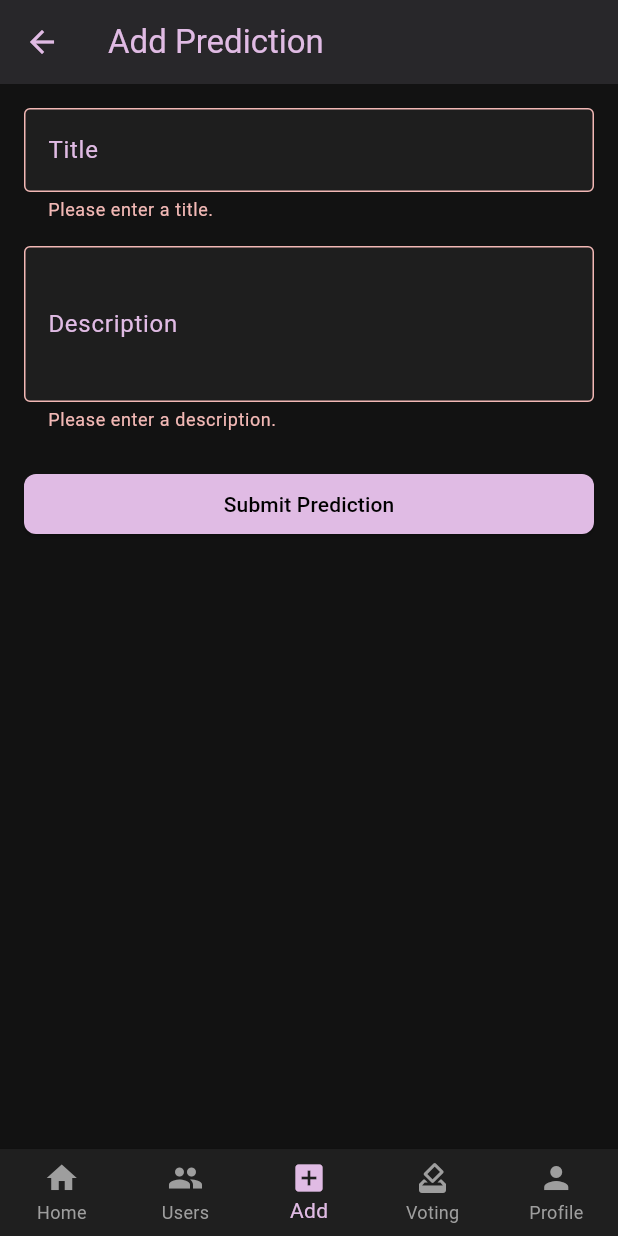
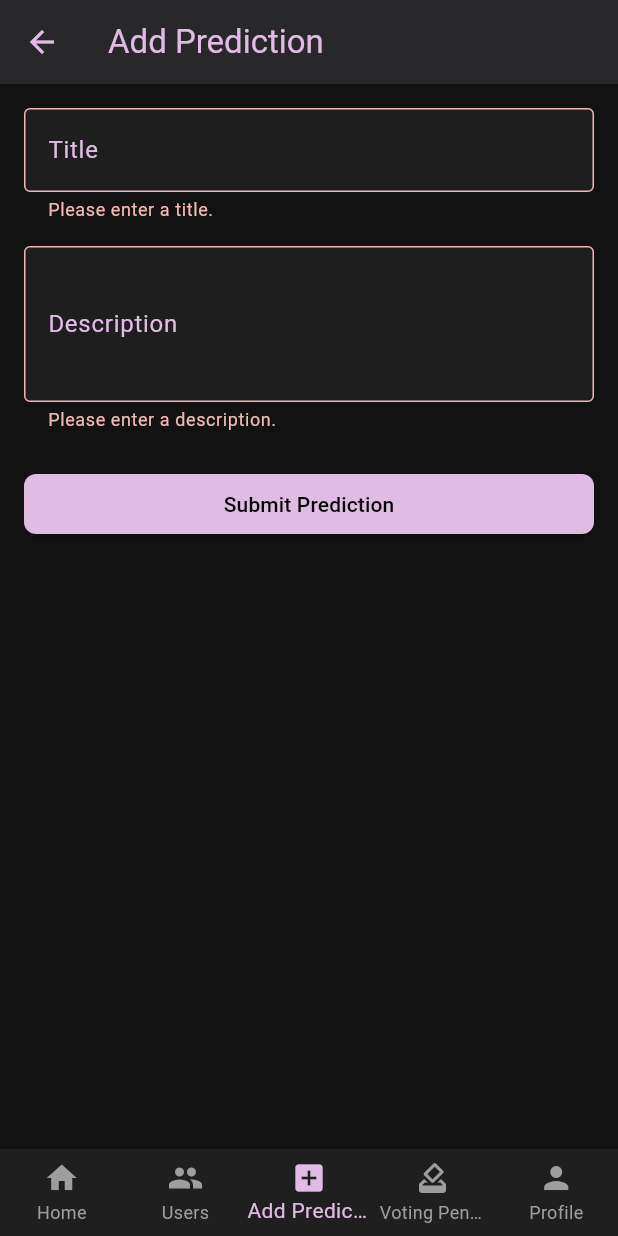
Before and after one commit to mburakaltun/guess_buddy_app, a Flutter app: the DashboardScreen screen opened by its route, item 3 of the bottom bar chosen, after a tap on "Submit Prediction", on a phone screen of 412 x 824 dp. Run offline on Flutter 3.47's test engine with Material 3 defaults, Android fonts, the phone set to English and light mode, and no system bars; our stand-ins replace flutter_dotenv, shared_preferences; accounts and stored records are empty; generated files the repository leaves out were written again; network calls fail.

Commit message:
Refactor: Implement localization for user interface text

```diff
--- /dev/null
+++ b/l10n.yaml
@@ -0,0 +1,3 @@
+arb-dir: lib/l10n
+template-arb-file: app_en.arb
+output-localization-file: app_localizations.dart
--- /dev/null
+++ b/lib/common/extension/localization_extension.dart
@@ -0,0 +1,6 @@
+import 'package:flutter/material.dart';
+import 'package:flutter_gen/gen_l10n/app_localizations.dart';
+
+extension AppLocalizationExtension on BuildContext {
+  AppLocalizations get message => AppLocalizations.of(this)!;
+}
--- a/lib/common/model/exception/api_exception.dart
+++ b/lib/common/model/exception/api_exception.dart
@@ -1,9 +1,9 @@
 class ApiException implements Exception {
-  final String message;
-  final int code;
+  final String errorCode;
+  final String errorMessage;
 
-  ApiException({required this.message, required this.code});
+  ApiException({required this.errorMessage, required this.errorCode});
 
   @override
-  String toString() => 'ApiException($code): $message';
+  String toString() => 'ApiException($errorCode): $errorMessage';
 }
--- a/lib/common/screen/dashboard_screen.dart
+++ b/lib/common/screen/dashboard_screen.dart
@@ -1,4 +1,5 @@
 import 'package:flutter/material.dart';
+import 'package:guess_buddy_app/common/extension/localization_extension.dart';
 import 'package:guess_buddy_app/common/screen/users_screen.dart';
 import '../../prediction/screen/prediction_feed_screen.dart';
 import '../../prediction/screen/add_prediction_screen.dart';
@@ -15,21 +16,7 @@ class DashboardScreen extends StatefulWidget {
 class _DashboardScreenState extends State<DashboardScreen> {
   int _selectedIndex = 0;
 
-  final List<Widget> _screens = const [
-    PredictionFeedScreen(),
-    UsersScreen(),
-    AddPredictionScreen(),
-    VotingPendingScreen(),
-    ProfileScreen(),
-  ];
-
-  final List<String> _titles = [
-    'Home',
-    'Users',
-    'Add Prediction',
-    'Voting Pending',
-    'Profile',
-  ];
+  final List<Widget> _screens = const [PredictionFeedScreen(), UsersScreen(), AddPredictionScreen(), VotingPendingScreen(), ProfileScreen()];
 
   void _onItemTapped(int index) {
     setState(() {
@@ -37,23 +24,31 @@ class _DashboardScreenState extends State<DashboardScreen> {
     });
   }
 
-  final List<BottomNavigationBarItem> _navItems = const [
-    BottomNavigationBarItem(icon: Icon(Icons.home), label: 'Home'),
-    BottomNavigationBarItem(icon: Icon(Icons.group), label: 'Users'),
-    BottomNavigationBarItem(icon: Icon(Icons.add_box), label: 'Add'),
-    BottomNavigationBarItem(icon: Icon(Icons.how_to_vote), label: 'Voting'),
-    BottomNavigationBarItem(icon: Icon(Icons.person), label: 'Profile'),
-  ];
-
   @override
   Widget build(BuildContext context) {
+    final titles = [
+      context.message.dashboardHome,
+      context.message.dashboardUsers,
+      context.message.dashboardAddPrediction,
+      context.message.dashboardVotingPending,
+      context.message.dashboardProfile,
+    ];
+
+    final navItems = [
+      BottomNavigationBarItem(icon: const Icon(Icons.home), label: context.message.dashboardHome),
+      BottomNavigationBarItem(icon: const Icon(Icons.group), label: context.message.dashboardUsers),
+      BottomNavigationBarItem(icon: const Icon(Icons.add_box), label: context.message.dashboardAddPrediction),
+      BottomNavigationBarItem(icon: const Icon(Icons.how_to_vote), label: context.message.dashboardVotingPending),
+      BottomNavigationBarItem(icon: const Icon(Icons.person), label: context.message.dashboardProfile),
+    ];
+
     return Scaffold(
-      appBar: AppBar(title: Text(_titles[_selectedIndex])),
+      appBar: AppBar(title: Text(titles[_selectedIndex])),
       body: _screens[_selectedIndex],
       bottomNavigationBar: BottomNavigationBar(
         currentIndex: _selectedIndex,
         onTap: _onItemTapped,
-        items: _navItems,
+        items: navItems,
         selectedItemColor: Theme.of(context).primaryColor,
         unselectedItemColor: Colors.grey,
         type: BottomNavigationBarType.fixed,
--- a/lib/common/service/api_service.dart
+++ b/lib/common/service/api_service.dart
@@ -10,8 +10,6 @@ class ApiService {
 
   Future<Map<String, dynamic>?> post({required String endpoint, required Map<String, dynamic> body}) async {
     final uri = Uri.parse('$baseUrl$endpoint');
-    print('[ApiService] POST $uri');
-    print('[ApiService] Request body: ${jsonEncode(body)}');
 
     try {
       final prefs = await SharedPreferences.getInstance();
@@ -22,11 +20,8 @@ class ApiService {
         if (token != null) 'Authorization': 'Bearer $token',
         if (userId != null) 'X-User-Id': userId
       };
-      print('[ApiService] Request headers: $headers');
 
       final response = await http.post(uri, headers: headers, body: jsonEncode(body));
-      print('[ApiService] Response status: ${response.statusCode}');
-      print('[ApiService] Response body: ${response.body}');
 
       Map<String, dynamic>? decoded;
       try {
@@ -36,24 +31,21 @@ class ApiService {
         decoded = null;
       }
 
-      String errorMessage = decoded?['errorMessage'] ?? 'An error occurred.';
-      int errorCode = decoded?['errorCode'] ?? response.statusCode;
-
       if (response.statusCode >= 200 && response.statusCode < 300) {
         return decoded?['data'] ?? decoded;
       } else {
-        throw ApiException(message: errorMessage, code: errorCode);
+        String errorMessage = decoded?['errorMessage'] ?? 'An error occurred.';
+        String errorCode = decoded?['errorCode'] ?? response.statusCode;
+        throw ApiException(errorCode: errorCode, errorMessage: errorMessage);
       }
     } catch (e) {
-      print('[ApiService] Exception: $e');
       if (e is ApiException) rethrow;
-      throw ApiException(message: 'Unexpected error', code: -1);
+      throw ApiException(errorCode: '-1', errorMessage: 'Unexpected error');
     }
   }
 
   Future<Map<String, dynamic>?> get({required String endpoint, Map<String, dynamic>? params}) async {
     final uri = Uri.parse('$baseUrl$endpoint').replace(queryParameters: params?.map((k, v) => MapEntry(k, v.toString())));
-    print('[ApiService] GET $uri');
 
     try {
       final prefs = await SharedPreferences.getInstance();
@@ -64,11 +56,8 @@ class ApiService {
         if (token != null) 'Authorization': 'Bearer $token',
         if (userId != null) 'X-User-Id': userId
       };
-      print('[ApiService] Request headers: $headers');
 
       final response = await http.get(uri, headers: headers);
-      print('[ApiService] Response status: ${response.statusCode}');
-      print('[ApiService] Response body: ${response.body}');
 
       Map<String, dynamic>? decoded;
       try {
@@ -78,18 +67,16 @@ class ApiService {
         decoded = null;
       }
 
-      String errorMessage = decoded?['errorMessage'] ?? 'An error occurred.';
-      int errorCode = decoded?['errorCode'] ?? response.statusCode;
-
       if (response.statusCode >= 200 && response.statusCode < 300) {
         return decoded?['data'] ?? decoded;
       } else {
-        throw ApiException(message: errorMessage, code: errorCode);
+        String errorMessage = decoded?['errorMessage'] ?? 'An error occurred.';
+        String errorCode = decoded?['errorCode'] ?? response.statusCode;
+        throw ApiException(errorCode: errorCode, errorMessage: errorMessage);
       }
     } catch (e) {
-      print('[ApiService] Exception: $e');
       if (e is ApiException) rethrow;
-      throw ApiException(message: 'Unexpected error', code: -1);
+      throw ApiException(errorCode: '-1', errorMessage: 'Unexpected error');
     }
   }
 }
--- a/lib/prediction/screen/add_prediction_screen.dart
+++ b/lib/prediction/screen/add_prediction_screen.dart
@@ -1,8 +1,7 @@
 import 'package:flutter/material.dart';
-import 'package:guess_buddy_app/prediction/model/endpoint/prediction_endpoints.dart';
+import 'package:guess_buddy_app/common/extension/localization_extension.dart';
 import 'package:guess_buddy_app/prediction/model/request/request_create_prediction.dart';
 import 'package:guess_buddy_app/prediction/service/prediction_service.dart';
-import '../../common/service/api_service.dart';
 import '../../common/model/exception/api_exception.dart';
 
 class AddPredictionScreen extends StatefulWidget {
@@ -29,23 +28,16 @@ class _AddPredictionPageState extends State<AddPredictionScreen> {
     });
 
     try {
-      await predictionService.createPrediction(
-        requestCreatePrediction: RequestCreatePrediction(
-          title: _title,
-          description: _description,
-        ),
-      );
+      await predictionService.createPrediction(requestCreatePrediction: RequestCreatePrediction(title: _title, description: _description));
 
       if (!mounted) return;
       FocusScope.of(context).unfocus();
-      ScaffoldMessenger.of(context).showSnackBar(
-        const SnackBar(content: Text('Prediction submitted successfully!')),
-      );
+      ScaffoldMessenger.of(context).showSnackBar(SnackBar(content: Text(context.message.addPredictionSuccess)));
       _formKey.currentState!.reset();
     } on ApiException catch (e) {
-      _showErrorDialog(e.message);
+      _showErrorDialog(e.errorMessage);
     } catch (e) {
-      _showErrorDialog('An unexpected error occurred. Please try again.');
+      _showErrorDialog(context.message.generalError);
     } finally {
       if (mounted) {
         setState(() {
@@ -60,9 +52,9 @@ class _AddPredictionPageState extends State<AddPredictionScreen> {
       context: context,
       builder:
           (context) => AlertDialog(
-            title: const Text('Submission Failed'),
+            title: Text(context.message.addPredictionFailed),
             content: Text(message),
-            actions: [TextButton(onPressed: () => Navigator.pop(context), child: const Text('OK'))],
+            actions: [TextButton(onPressed: () => Navigator.pop(context), child: Text(context.message.ok))],
           ),
     );
   }
@@ -77,10 +69,10 @@ class _AddPredictionPageState extends State<AddPredictionScreen> {
           child: Column(
             children: [
               TextFormField(
-                decoration: const InputDecoration(labelText: 'Title', border: OutlineInputBorder()),
+                decoration: InputDecoration(labelText: context.message.addPredictionTitle, border: const OutlineInputBorder()),
                 validator: (value) {
                   if (value == null || value.trim().isEmpty) {
-                    return 'Please enter a title.';
+                    return context.message.addPredictionTitleHint;
                   }
                   return null;
                 },
@@ -88,11 +80,11 @@ class _AddPredictionPageState extends State<AddPredictionScreen> {
               ),
               const SizedBox(height: 16),
               TextFormField(
-                decoration: const InputDecoration(labelText: 'Description', border: OutlineInputBorder()),
+                decoration: InputDecoration(labelText: context.message.addPredictionDescription, border: const OutlineInputBorder()),
                 maxLines: 3,
                 validator: (value) {
                   if (value == null || value.trim().isEmpty) {
-                    return 'Please enter a description.';
+                    return context.message.addPredictionDescriptionHint;
                   }
                   return null;
                 },
@@ -103,7 +95,7 @@ class _AddPredictionPageState extends State<AddPredictionScreen> {
                 width: double.infinity,
                 child: ElevatedButton(
                   onPressed: _isSubmitting ? null : _submitPrediction,
-                  child: _isSubmitting ? const CircularProgressIndicator(color: Colors.white) : const Text('Submit Prediction'),
+                  child: _isSubmitting ? const CircularProgressIndicator(color: Colors.white) : Text(context.message.addPredictionSubmit),
                 ),
               ),
             ],
--- a/lib/prediction/screen/prediction_feed_screen.dart
+++ b/lib/prediction/screen/prediction_feed_screen.dart
@@ -1,4 +1,5 @@
 import 'package:flutter/material.dart';
+import 'package:guess_buddy_app/common/extension/localization_extension.dart';
 import 'package:guess_buddy_app/prediction/model/viewmodel/prediction_card_model.dart';
 import 'package:guess_buddy_app/prediction/service/prediction_service.dart';
 import 'package:guess_buddy_app/prediction/model/request/request_get_predictions.dart';
@@ -56,7 +57,7 @@ class _PredictionFeedScreenState extends State<PredictionFeedScreen> {
 
     if (userId == null) {
       setState(() {
-        _error = 'Kullanıcı bilgisi bulunamadı.';
+        _error = context.message.predictionFeedUserNotFound;
       });
       return;
     }
@@ -103,11 +104,11 @@ class _PredictionFeedScreenState extends State<PredictionFeedScreen> {
       });
     } on ApiException catch (e) {
       setState(() {
-        _error = e.message;
+        _error = e.errorMessage;
       });
     } catch (e) {
       setState(() {
-        _error = 'Beklenmedik bir hata oluştu.';
+        _error = context.message.generalError;
       });
     } finally {
       setState(() {
@@ -143,12 +144,10 @@ class _PredictionFeedScreenState extends State<PredictionFeedScreen> {
 
   Widget _buildPredictionCard(PredictionCardModel prediction, bool isOtherUser) {
     return GestureDetector(
-      onTap: isOtherUser
+      onTap:
+          isOtherUser
               ? () async {
-        final result = await Navigator.push(
-          context,
-          MaterialPageRoute(builder: (_) => VotePredictionScreen(prediction: prediction)),
-        );
+                final result = await Navigator.push(context, MaterialPageRoute(builder: (_) => VotePredictionScreen(prediction: prediction)));
                 if (result == true) {
                   await _onRefresh();
                 }
@@ -183,7 +182,7 @@ class _PredictionFeedScreenState extends State<PredictionFeedScreen> {
                             children: [
                               const Icon(Icons.how_to_vote, size: 18),
                               const SizedBox(width: 4),
-                              Text('${prediction.voteCount} oy'),
+                              Text(context.message.predictionFeedVoteCount(prediction.voteCount))
                             ],
                           ),
                           const SizedBox(height: 16),
@@ -195,11 +194,8 @@ class _PredictionFeedScreenState extends State<PredictionFeedScreen> {
                               ),
                               const SizedBox(width: 6),
                               Text(
-                                prediction.averageScore >= 2.5 ? 'Olumlu Tahmin' : 'Olumsuz Tahmin',
-                                style: TextStyle(
-                                  color: prediction.averageScore >= 2.5 ? Colors.green : Colors.red,
-                                  fontWeight: FontWeight.bold,
-                                ),
+                                prediction.averageScore >= 2.5 ? context.message.predictionFeedPositive : context.message.predictionFeedNegative,
+                                style: TextStyle(color: prediction.averageScore >= 2.5 ? Colors.green : Colors.red, fontWeight: FontWeight.bold),
                               ),
                             ],
                           ),
@@ -209,7 +205,7 @@ class _PredictionFeedScreenState extends State<PredictionFeedScreen> {
                         children: [
                           const Icon(Icons.star, color: Colors.amber, size: 18),
                           const SizedBox(width: 4),
-                          Text('${prediction.averageScore.toStringAsFixed(1)} / 5'),
+                          Text(context.message.predictionFeedScore(prediction.averageScore.toStringAsFixed(1))),
                         ],
                       ),
                     ],
@@ -218,8 +214,7 @@ class _PredictionFeedScreenState extends State<PredictionFeedScreen> {
               ),
             ),
           ),
-          if (isOtherUser)
-            const Positioned(top: 8, right: 8, child: Icon(Icons.arrow_forward_ios, size: 16, color: Colors.grey)),
+          if (isOtherUser) const Positioned(top: 8, right: 8, child: Icon(Icons.arrow_forward_ios, size: 16, color: Colors.grey)),
         ],
       ),
     );
@@ -238,19 +233,20 @@ class _PredictionFeedScreenState extends State<PredictionFeedScreen> {
             children: [
               Text(_error!),
               const SizedBox(height: 12),
-              ElevatedButton(onPressed: _initializeUserAndFetchPredictions, child: const Text('Tekrar Dene')),
+              ElevatedButton(onPressed: _initializeUserAndFetchPredictions, child: Text(context.message.predictionFeedTryAgain)),
             ],
           ),
         ),
       );
     }
     if (_userId == null) {
-      return const Scaffold(body: Center(child: Text("Kullanıcı bilgisi alınamadı.")));
+      return Scaffold(body: Center(child: Text(context.message.predictionFeedUserNotFound)));
     }
 
     return Scaffold(
-      body: predictions.isEmpty && !_isLoading && !_isPaginating
-          ? const Center(child: Text('Henüz tahmin bulunmamaktadır.'))
+      body:
+          predictions.isEmpty && !_isLoading && !_isPaginating
+              ? Center(child: Text(context.message.predictionFeedNoPredictions))
               : RefreshIndicator(
                 onRefresh: _onRefresh,
                 child: ListView.builder(
@@ -259,10 +255,7 @@ class _PredictionFeedScreenState extends State<PredictionFeedScreen> {
                   itemCount: predictions.length + (_hasMore ? 1 : 0),
                   itemBuilder: (context, index) {
                     if (index == predictions.length) {
-              return const Padding(
-                padding: EdgeInsets.symmetric(vertical: 16.0),
-                child: Center(child: CircularProgressIndicator()),
-              );
+                      return const Padding(padding: EdgeInsets.symmetric(vertical: 16.0), child: Center(child: CircularProgressIndicator()));
                     }
                     final prediction = predictions[index];
                     final isOtherUser = _userId != null && prediction.creatorUserId.toString() != _userId;
--- a/pubspec.yaml
+++ b/pubspec.yaml
@@ -37,6 +37,9 @@ dependencies:
   http: ^0.13.5
   flutter_dotenv: ^5.1.0
   shared_preferences: ^2.2.2
+  flutter_localizations:
+    sdk: flutter
+  intl: any
 
 dev_dependencies:
   flutter_test:
@@ -54,6 +57,7 @@ dev_dependencies:
 
 # The following section is specific to Flutter packages.
 flutter:
+  generate: true
 
   # The following line ensures that the Material Icons font is
   # included with your application, so that you can use the icons in
```
Also changed, not shown: lib/authentication/screen/sign_in_screen.dart (+12 -13 lines), lib/authentication/screen/sign_up_screen.dart (+21 -53 lines), lib/authentication/screen/sign_up_success_screen.dart (+5 -20 lines), lib/l10n/app_en.arb (added, +60 -0 lines), lib/l10n/app_tr.arb (added, +60 -0 lines), lib/main.dart (+22 -32 lines), lib/user/screen/profile_screen.dart (+19 -37 lines), lib/vote/screen/vote_prediction_screen.dart (+11 -43 lines), pubspec.lock. Lines whose indentation alone changed are shown as unchanged.
